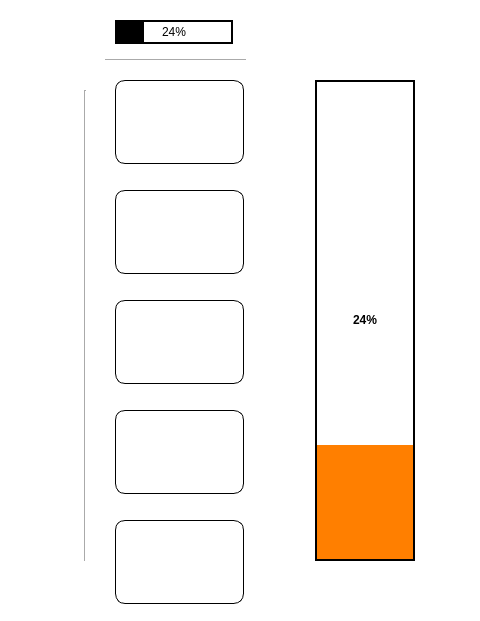
Before: the Qt Designer form aduio/form.ui in CocaCola-dymc/Raspberrypi, drawn with Qt 5; both pictures show x 795 to 1275 and y 0 to 621 of the 1275 by 730 pixel window.
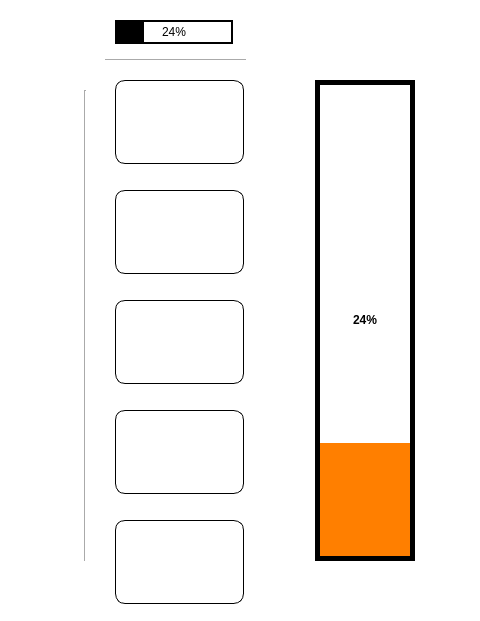
After: the same form once the commit is applied. Icons and pictures are not drawn.

The edit to the form file:
```diff
--- a/aduio/form.ui
+++ b/aduio/form.ui
@@ -344,7 +344,7 @@
      <enum>Qt::LeftToRight</enum>
     </property>
     <property name="styleSheet">
-     <string notr="true">QProgressBar{text-align: center;border:2px solid black;font-weight:bold}QProgressBar::chunk{background-color: rgb(255,127,0);}</string>
+     <string notr="true">QProgressBar{text-align: center;border:5px solid black;font-weight:bold}QProgressBar::chunk{background-color: rgb(255,127,0);}</string>
     </property>
     <property name="minimum">
      <number>0</number>
```
